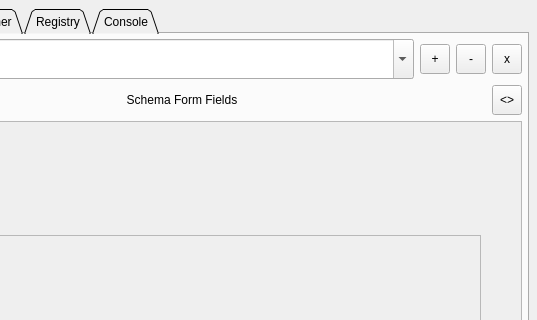
First picture: the form in src/app/kafman/src/main/resources/forms/main_qt_view.ui, repository yorevs/hspylib, before the edit; both pictures show x 487 to 1024 and y 0 to 320 of the 1024 by 700 pixel window.
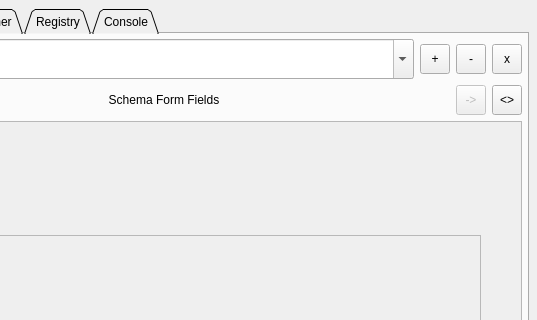
Second picture: the form after the edit. The open tabs and pages were chosen to show the change. Custom widgets are drawn as their Qt base class.

Commit message: Add export form to producer text

Patch:
```diff
--- a/src/app/kafman/src/main/resources/forms/main_qt_view.ui
+++ b/src/app/kafman/src/main/resources/forms/main_qt_view.ui
@@ -1019,7 +1019,7 @@
            <item>
             <widget class="QStackedWidget" name="stk_producer_edit">
              <property name="currentIndex">
-              <number>0</number>
+              <number>1</number>
              </property>
              <widget class="QWidget" name="page_txt_producer">
               <layout class="QVBoxLayout" name="verticalLayout_5">
@@ -1166,7 +1166,7 @@
                </property>
                <item>
                 <layout class="QGridLayout" name="gridLayout_11">
-                 <item row="0" column="1">
+                 <item row="0" column="2">
                   <widget class="QToolButton" name="tbtn_text_view">
                    <property name="minimumSize">
                     <size>
@@ -1219,6 +1219,34 @@
                    </property>
                   </widget>
                  </item>
+                 <item row="0" column="1">
+                  <widget class="QToolButton" name="tbtn_export_form">
+                   <property name="enabled">
+                    <bool>false</bool>
+                   </property>
+                   <property name="minimumSize">
+                    <size>
+                     <width>30</width>
+                     <height>30</height>
+                    </size>
+                   </property>
+                   <property name="maximumSize">
+                    <size>
+                     <width>30</width>
+                     <height>30</height>
+                    </size>
+                   </property>
+                   <property name="text">
+                    <string>-&gt;</string>
+                   </property>
+                   <property name="iconSize">
+                    <size>
+                     <width>24</width>
+                     <height>24</height>
+                    </size>
+                   </property>
+                  </widget>
+                 </item>
                 </layout>
                </item>
                <item>
```
The commit also changes 5 other files.
